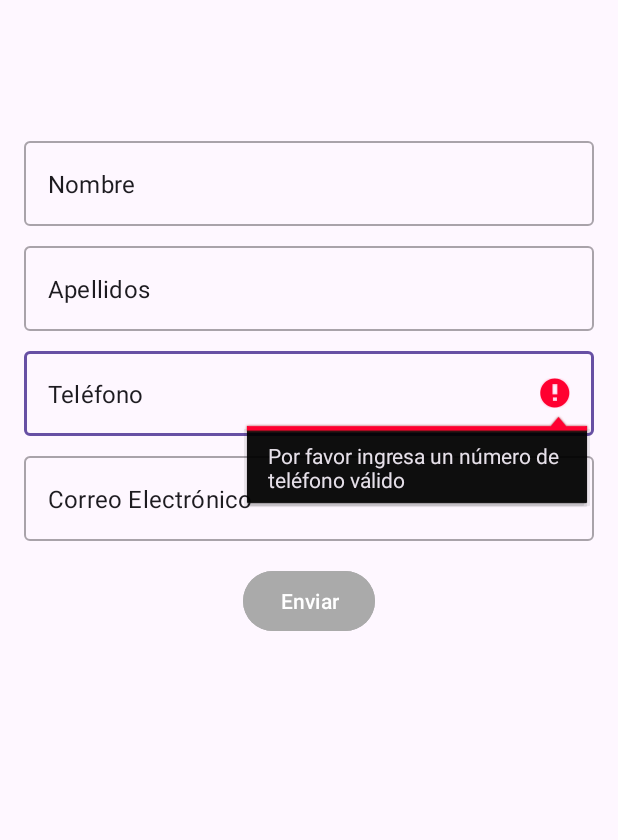
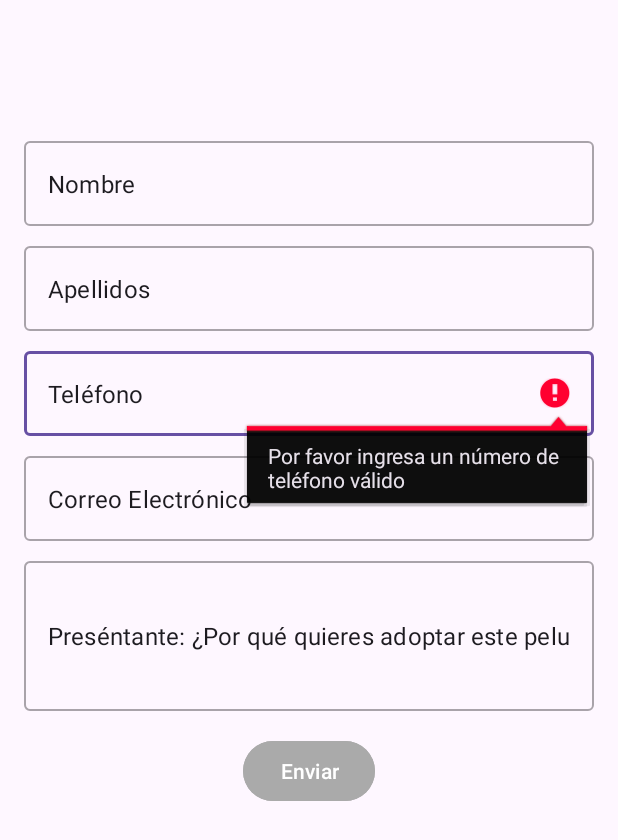
Before and after one commit to Roo55/AdoptaUnPerro, an Android app: the FormularioAdoptarPerroActivity screen opened directly, with no data from a screen before it, after a tap on "Enviar", on a phone screen of 412 x 824 dp. Shown: the top 840 px of the screen. Run offline under Robolectric (Android 15) with nearby library versions, the phone set to English and light mode, and no system bars; 1 statement that could not run was skipped.

Commit message:
09/05/2024 FUNCIONANDO, FIN de la aplicación, todos los stringsanadidos y traducidos. Adicion de otro input text para la carta de presentacion del cliente

```diff
--- a/AdoptaUnPerroRLopez/app/src/main/java/com/example/adoptaunperrorlopez/FormularioAdoptarPerroActivity.java
+++ b/AdoptaUnPerroRLopez/app/src/main/java/com/example/adoptaunperrorlopez/FormularioAdoptarPerroActivity.java
@@ -5,11 +5,10 @@ import android.os.Bundle;
 import android.text.TextUtils;
 import android.view.View;
 
-import androidx.activity.EdgeToEdge;
 import androidx.appcompat.app.AppCompatActivity;
-import androidx.core.graphics.Insets;
-import androidx.core.view.ViewCompat;
-import androidx.core.view.WindowInsetsCompat;
+
+
+
 
 import com.example.adoptaunperrorlopez.databinding.ActivityFormularioAdoptarPerroBinding;
 
@@ -31,6 +30,7 @@ public class FormularioAdoptarPerroActivity extends AppCompatActivity {
         binding.etApellidos.setText(getString(R.string.apellidos_formulario));
         binding.etTelefono.setText(getString(R.string.telefono_formulario));
         binding.etCorreo.setText(getString(R.string.email_formulario));
+        binding.etPresentacion.setText(getString(R.string.texto_presentacion));
         binding.btnEnviar.setText(getString(R.string.boton_enviar_formulario));
 
         binding.btnEnviar.setOnClickListener(new View.OnClickListener() {
@@ -50,39 +50,48 @@ public class FormularioAdoptarPerroActivity extends AppCompatActivity {
         String apellidos = binding.etApellidos.getText().toString();
         String telefono = binding.etTelefono.getText().toString();
         String correo = binding.etCorreo.getText().toString();
+        String textoPresentacion = binding.etPresentacion.getText().toString();
 
         if (TextUtils.isEmpty(nombre)) {
-            binding.etNombre.setError("Por favor ingresa tu nombre");
+            binding.etNombre.setError(getString(R.string.error_nombre));
             binding.etNombre.requestFocus();
             return false;
         }
         if (TextUtils.isEmpty(apellidos)) {
-            binding.etApellidos.setError("Por favor ingresa tus apellidos");
+            binding.etApellidos.setError(getString(R.string.error_apellidos));
             binding.etApellidos.requestFocus();
             return false;
         }
         if (TextUtils.isEmpty(telefono)) {
-            binding.etTelefono.setError("Por favor ingresa tu número de teléfono");
+            binding.etTelefono.setError(getString(R.string.error_telefono));
             binding.etTelefono.requestFocus();
             return false;
         }
         if (TextUtils.isEmpty(correo)) {
-            binding.etCorreo.setError("Por favor ingresa tu correo electrónico");
+            binding.etCorreo.setError(getString(R.string.error_correo));
             binding.etCorreo.requestFocus();
             return false;
         }
 
+        if(TextUtils.isEmpty(textoPresentacion)){
+            binding.etPresentacion.setError(getString(R.string.error_presentacion));
+            binding.etPresentacion.requestFocus();
+            return false;
+        }
+
         if (!numeroTelefonoValido(telefono)) {
-            binding.etTelefono.setError("Por favor ingresa un número de teléfono válido");
+            binding.etTelefono.setError(getString(R.string.error_telefono_valido));
             binding.etTelefono.requestFocus();
             return false;
         }
 
         if (!correoValido(correo)) {
-            binding.etCorreo.setError("Por favor ingresa un correo electrónico válido");
+            binding.etCorreo.setError(getString(R.string.error_correo_valido));
             binding.etCorreo.requestFocus();
             return false;
         }
+
+
 
         return true;
 
--- a/AdoptaUnPerroRLopez/app/src/main/java/com/example/adoptaunperrorlopez/MainActivity.java
+++ b/AdoptaUnPerroRLopez/app/src/main/java/com/example/adoptaunperrorlopez/MainActivity.java
@@ -25,7 +25,6 @@ public class MainActivity extends AppCompatActivity {
         setContentView( viewBinding.getRoot() );
 
         this.viewModel = new ViewModelProvider(this).get( MainViewModel.class );
-
         viewBinding.listaPerros.setAdapter( adapter );
         adapter.submitList(viewModel.findAllPerros());
 
--- a/AdoptaUnPerroRLopez/app/src/main/java/com/example/adoptaunperrorlopez/PerrosAdapter.java
+++ b/AdoptaUnPerroRLopez/app/src/main/java/com/example/adoptaunperrorlopez/PerrosAdapter.java
@@ -62,9 +62,9 @@ public class PerrosAdapter extends RecyclerView.Adapter< PerrosAdapter.PerroView
                 btnMasInformacion = itemViewBinding.btnMasInformacion;
         }
         public void bind(Perro perro){
-
+            String textoBoton = itemViewBinding.btnMasInformacion.getResources().getString(R.string.boton_mas_informacion_principal);
             itemViewBinding.tvNombrePerro.setText(perro.getNombre());
-
+            itemViewBinding.btnMasInformacion.setText(textoBoton);
             int resourceId = itemView.getContext().getResources().getIdentifier(perro.getImagenFondo(),"drawable",itemView.getContext().getPackageName());
             itemViewBinding.fondoImageView.setImageResource(resourceId);
         }
--- a/AdoptaUnPerroRLopez/app/src/main/java/com/example/adoptaunperrorlopez/PerrosRepository.java
+++ b/AdoptaUnPerroRLopez/app/src/main/java/com/example/adoptaunperrorlopez/PerrosRepository.java
@@ -17,7 +17,7 @@ public class PerrosRepository implements Repository {
             new Perro("2", "Luna", context.getString(R.string.edad_Luna), context.getString(R.string.raza_golden_retriever), context.getString(R.string.tamano_mediano), "goldenretriever", context.getString(R.string.descripcion_perro_luna)),
             new Perro("3", "Rocky", context.getString(R.string.edad_Rocky), context.getString(R.string.raza_bulldog_frances), context.getString(R.string.tamano_pequeno), "bulldogfrances", context.getString(R.string.descripcion_perro_rocky)),
             new Perro("4", "Buddy", context.getString(R.string.edad_Buddy), context.getString(R.string.raza_pastor_aleman), context.getString(R.string.tamano_grande), "pastoraleman", context.getString(R.string.descripcion_perro_buddy)),
-            new Perro("5", "Daisy", context.getString(R.string.edad_Daisy), context.getString(R.string.raza_bichon_frise), context.getString(R.string.tamano_pequeno), "bichonfrise", context.getString(R.string.descripcion_perro_rocky))
+            new Perro("5", "Daisy", context.getString(R.string.edad_Daisy), context.getString(R.string.raza_bichon_frise), context.getString(R.string.tamano_pequeno), "bichonfrise", context.getString(R.string.descripcion_perro_daisy))
     );
 
     }
--- a/AdoptaUnPerroRLopez/app/src/main/res/layout/activity_formulario_adoptar_perro.xml
+++ b/AdoptaUnPerroRLopez/app/src/main/res/layout/activity_formulario_adoptar_perro.xml
@@ -110,16 +110,38 @@
 
     </com.google.android.material.textfield.TextInputLayout>
 
+    <com.google.android.material.textfield.TextInputLayout
+        android:id="@+id/tilPresentacion"
+        style="@style/Widget.MaterialComponents.TextInputLayout.OutlinedBox"
+        android:layout_width="0dp"
+        android:layout_height="wrap_content"
+        android:layout_marginStart="16dp"
+        android:layout_marginTop="8dp"
+        android:layout_marginEnd="16dp"
+
+        app:layout_constraintEnd_toEndOf="parent"
+        app:layout_constraintStart_toStartOf="parent"
+        app:layout_constraintTop_toBottomOf="@+id/tilCorreo">
+
+        <com.google.android.material.textfield.TextInputEditText
+            android:id="@+id/etPresentacion"
+            android:layout_width="match_parent"
+            android:layout_height="100dp"
+            android:inputType="text"
+            android:maxLines="1" />
+
+    </com.google.android.material.textfield.TextInputLayout>
+
+
     <Button
         android:id="@+id/btnEnviar"
         android:layout_width="wrap_content"
         android:layout_height="wrap_content"
         android:layout_marginTop="16dp"
         android:backgroundTint="@android:color/darker_gray"
-        android:text="Enviar"
         android:textColor="@android:color/white"
         app:layout_constraintEnd_toEndOf="parent"
         app:layout_constraintStart_toStartOf="parent"
-        app:layout_constraintTop_toBottomOf="@+id/tilCorreo" />
+        app:layout_constraintTop_toBottomOf="@+id/tilPresentacion" />
 
 </androidx.constraintlayout.widget.ConstraintLayout>
--- a/AdoptaUnPerroRLopez/app/src/main/res/layout/perro_item.xml
+++ b/AdoptaUnPerroRLopez/app/src/main/res/layout/perro_item.xml
@@ -43,7 +43,6 @@
             android:layout_height="wrap_content"
             android:layout_margin="8dp"
             android:background="@android:color/holo_blue_light"
-            android:text="MÁS INFORMACIÓN"
             android:textSize="14sp"
             app:layout_constraintStart_toStartOf="parent"
             app:layout_constraintEnd_toEndOf="parent"
--- a/AdoptaUnPerroRLopez/app/src/main/res/values/strings.xml
+++ b/AdoptaUnPerroRLopez/app/src/main/res/values/strings.xml
@@ -25,9 +25,19 @@
     <string name="tamano_mediano">Mediano</string>
     <string name="tamano_pequeno">Pequeño</string>
 
+    <!--Botones-->
     <string name="deseas_mas_informacion">¿Deseas más información?</string>
     <string name="boton_mas_informacion">MÁS INFORMACIÓN</string>
     <string name="boton_ocultar_mostrar_detalles">Mostrar/Ocultar Detalles</string>
+
+    <!-- Actividad principal -->
+    <string name="boton_mas_informacion_principal">MÁS INFORMACIÓN</string>
+
+    <!--Detalle perro-->
+    <string name="edad_detalle">Edad</string>
+    <string name="raza_detalle">Raza</string>
+    <string name="tamano_detalle">Tamaño</string>
+    <string name="descripcion_detalle">Descripción</string>
 
     <!-- Formulario -->
     <string name="texto_inicio_formulario">Estás rellenando este formulario para pedir información sobre:</string>
@@ -37,8 +47,19 @@
     <string name="apellidos_formulario">Apellidos</string>
     <string name="telefono_formulario">Teléfono</string>
     <string name="email_formulario">Correo Electrónico</string>
+    <string name="texto_presentacion">Preséntante: ¿Por qué quieres adoptar este peludo?</string>
 
     <!-- Boton formulario -->
     <string name="boton_enviar_formulario">Enviar</string>
 
+    <!-- Errores -->
+    <string name="error_nombre">Por favor ingresa tu nombre</string>
+    <string name="error_apellidos">Por favor ingresa tus apellidos</string>
+    <string name="error_telefono">Por favor ingresa tu número de teléfono</string>
+    <string name="error_telefono_valido">Por favor ingresa un número de teléfono válido</string>
+    <string name="error_correo">Por favor ingresa tu correo electrónico</string>
+    <string name="error_correo_valido">Por favor ingresa un correo electrónico válido</string>
+    <string name="error_presentacion">Por favor, rellena la carta de presentación</string>
+
+
 </resources>
```
Also changed, not shown: AdoptaUnPerroRLopez/app/src/main/java/com/example/adoptaunperrorlopez/DetallePerroActivity.java (+4 -4 lines), 1 other file.
